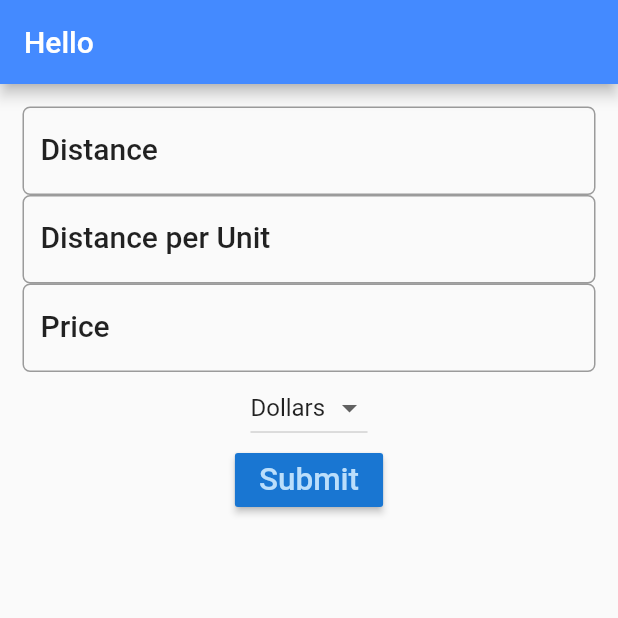
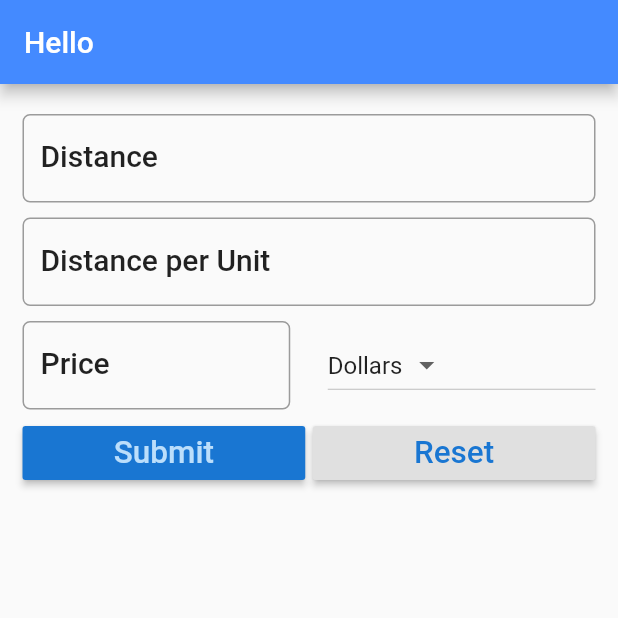
Before and after one commit to LiamPKenna/travel-calculator, a Flutter app: the screen it shows after launch, after a tap on "Submit", on a phone screen of 412 x 824 dp, the top half of it. Run offline on Flutter 3.47's test engine with Material 2 defaults, Android fonts, the phone set to English and light mode, and no system bars.

Commit message:
Add reset and format input widgets

```diff
--- a/lib/main.dart
+++ b/lib/main.dart
@@ -25,6 +25,7 @@ class _FuelFormState extends State<FuelForm> {
   String result = '';
   final _currencies = ['Dollars', 'Euro', 'Pounds'];
   String _currency = 'Dollars';
+  final double _formDistance = 5.0;
   TextEditingController distanceController = TextEditingController();
   TextEditingController priceController = TextEditingController();
   TextEditingController perUnitController = TextEditingController();
@@ -40,7 +41,10 @@ class _FuelFormState extends State<FuelForm> {
         padding: EdgeInsets.all(15.0),
         child: Column(
           children: <Widget>[
-            TextField(
+            Padding(
+                padding:
+                    EdgeInsets.only(top: _formDistance, bottom: _formDistance),
+                child: TextField(
                   controller: distanceController,
                   decoration: InputDecoration(
                       hintText: 'e.g. 124',
@@ -50,8 +54,11 @@ class _FuelFormState extends State<FuelForm> {
                         borderRadius: BorderRadius.circular(5.0),
                       )),
                   keyboardType: TextInputType.number,
-            ),
-            TextField(
+                )),
+            Padding(
+                padding:
+                    EdgeInsets.only(top: _formDistance, bottom: _formDistance),
+                child: TextField(
                   controller: perUnitController,
                   decoration: InputDecoration(
                       hintText: 'e.g. 17',
@@ -61,8 +68,14 @@ class _FuelFormState extends State<FuelForm> {
                         borderRadius: BorderRadius.circular(5.0),
                       )),
                   keyboardType: TextInputType.number,
-            ),
-            TextField(
+                )),
+            Padding(
+                padding:
+                    EdgeInsets.only(top: _formDistance, bottom: _formDistance),
+                child: Row(
+                  children: <Widget>[
+                    Expanded(
+                        child: TextField(
                       controller: priceController,
                       decoration: InputDecoration(
                           hintText: 'e.g. 3.50',
@@ -72,8 +85,12 @@ class _FuelFormState extends State<FuelForm> {
                             borderRadius: BorderRadius.circular(5.0),
                           )),
                       keyboardType: TextInputType.number,
+                    )),
+                    Container(
+                      width: _formDistance * 5,
                     ),
-            DropdownButton<String>(
+                    Expanded(
+                        child: DropdownButton<String>(
                             items: _currencies.map((String value) {
                               return DropdownMenuItem<String>(
                                   value: value, child: Text(value));
@@ -81,22 +98,34 @@ class _FuelFormState extends State<FuelForm> {
                             value: _currency,
                             onChanged: (String value) {
                               _onDropdownChange(value);
-                }),
-            RaisedButton(
+                            }))
+                  ],
+                )),
+            Row(children: <Widget>[
+              Expanded(
+                child: RaisedButton(
                     color: Theme.of(context).primaryColorDark,
                     textColor: Theme.of(context).primaryColorLight,
-                onPressed: () {
-                  setState(() {
-                    result = "Your trip will cost " +
-                        _calculate().toStringAsFixed(2) +
-                        ' ' +
-                        _currency;
-                  });
-                },
+                    onPressed: _submit,
                     child: Text(
                       'Submit',
                       textScaleFactor: 1.5,
                     )),
+              ),
+              Container(
+                width: _formDistance,
+              ),
+              Expanded(
+                child: RaisedButton(
+                    color: Theme.of(context).buttonColor,
+                    textColor: Theme.of(context).primaryColorDark,
+                    onPressed: _reset,
+                    child: Text(
+                      'Reset',
+                      textScaleFactor: 1.5,
+                    )),
+              )
+            ]),
             Text(result),
           ],
         ),
@@ -116,4 +145,22 @@ class _FuelFormState extends State<FuelForm> {
     double _perUnit = double.parse(this.perUnitController.text);
     return _distance / _perUnit * _price;
   }
+
+  void _reset() {
+    distanceController.text = '';
+    perUnitController.text = '';
+    priceController.text = '';
+    setState(() {
+      result = "";
+    });
   }
+
+  void _submit() {
+    setState(() {
+      result = "Your trip will cost " +
+          _calculate().toStringAsFixed(2) +
+          ' ' +
+          _currency;
+    });
+  }
+}
```
Lines whose indentation alone changed are shown as unchanged.
